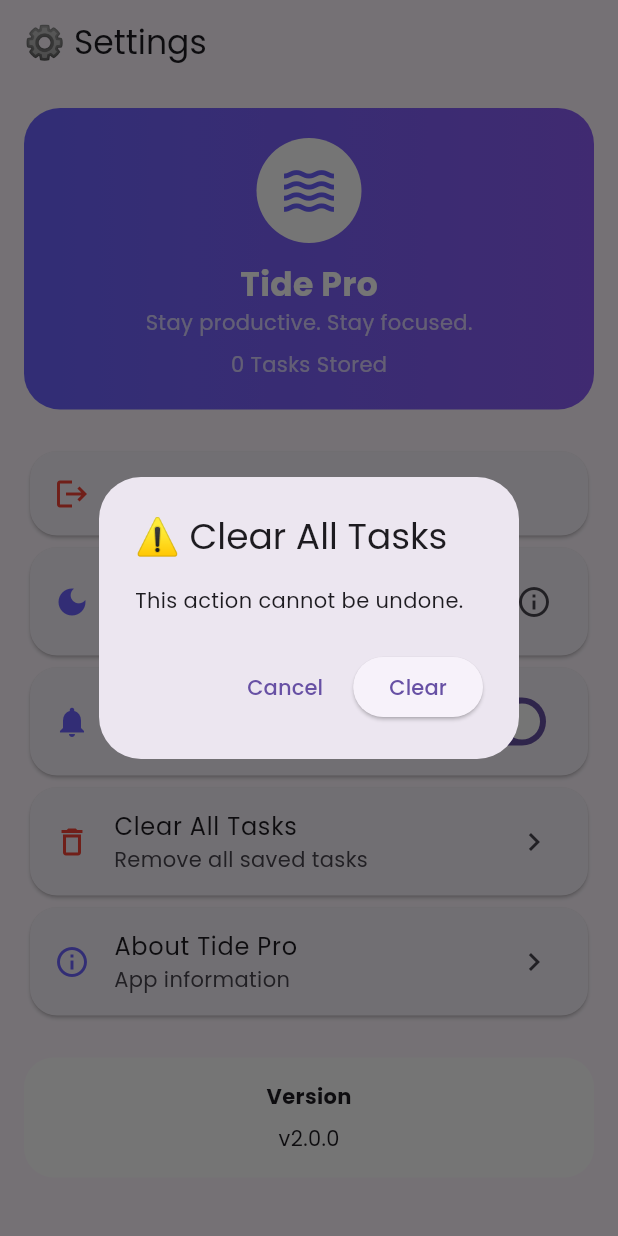
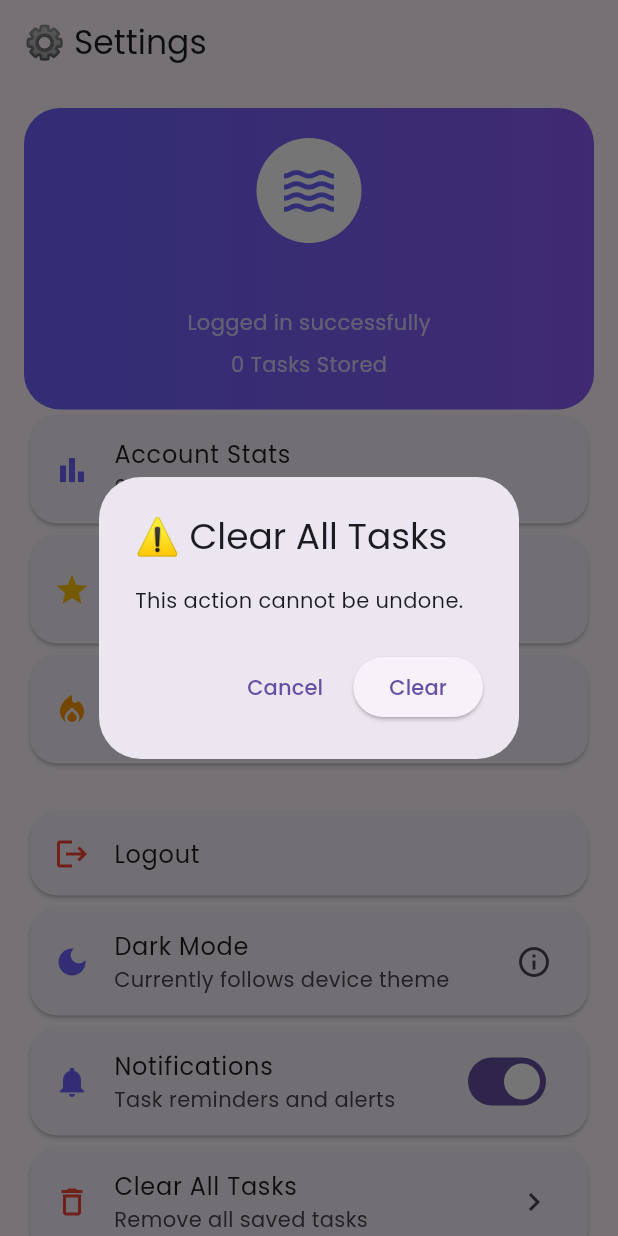
Before and after one commit to arssuru25-lang/tide-pro, a Flutter app: the SettingsScreen screen opened directly with empty values, after a tap on "Clear All Tasks", on a phone screen of 412 x 824 dp. Run offline on Flutter 3.47's test engine with Material 3 defaults, Android fonts, the phone set to English and light mode, and no system bars; our stand-ins replace animated_text_kit, cloud_firestore, firebase_auth, firebase_core, google_fonts, shared_preferences and 1 more; accounts and stored records are empty.

Commit message:
Production architecture complete

```diff
--- a/lib/screens/settings_screen.dart
+++ b/lib/screens/settings_screen.dart
@@ -1,7 +1,9 @@
 import 'package:flutter/material.dart';
 import '../models/task.dart';
 import '../services/auth_service.dart';
-
+import 'package:cloud_firestore/cloud_firestore.dart';
+import '../services/user_stats_service.dart';
+import 'package:firebase_auth/firebase_auth.dart';
 class SettingsScreen extends StatefulWidget {
   final List<Task> tasks;
   final VoidCallback onTasksCleared;
@@ -22,7 +24,7 @@
   @override
   Widget build(BuildContext context) {
     final isDark = Theme.of(context).brightness == Brightness.dark;
-
+final user = FirebaseAuth.instance.currentUser;
     return Scaffold(
       appBar: AppBar(
         title: const Text('⚙ Settings'),
@@ -53,16 +55,16 @@
                   ),
                 ),
                 const SizedBox(height: 12),
-                const Text(
-                  'Tide Pro',
-                  style: TextStyle(
+               Text(
+  user?.email ?? 'Tide User',
+  style: const TextStyle(
     color: Colors.white,
     fontSize: 22,
     fontWeight: FontWeight.bold,
   ),
 ),
                 const Text(
-                  'Stay productive. Stay focused.',
+  'Logged in successfully',
   style: TextStyle(
     color: Colors.white70,
   ),
@@ -76,6 +78,98 @@
                 ),
               ],
             ),
+          ),
+          StreamBuilder<QuerySnapshot>(
+  stream: FirebaseFirestore.instance
+      .collection('tasks')
+      .snapshots(),
+  builder: (context, snapshot) {
+    if (!snapshot.hasData) {
+      return const SizedBox();
+    }
+
+    final taskCount = snapshot.data!.docs.length;
+
+    return Card(
+      shape: RoundedRectangleBorder(
+        borderRadius: BorderRadius.circular(18),
+      ),
+      child: ListTile(
+        leading: const Icon(
+          Icons.bar_chart,
+          color: Color(0xFF6C63FF),
+        ),
+        title: const Text('Account Stats'),
+        subtitle: Text(
+          '$taskCount tasks created',
+        ),
+      ),
+    );
+
+  },
+),
+StreamBuilder(
+  stream: UserStatsService.statsStream(),
+  builder: (context, snapshot) {
+
+    if (!snapshot.hasData ||
+        snapshot.data!.data() == null) {
+      return const SizedBox();
+    }
+
+    final data =
+        snapshot.data!.data() as Map<String, dynamic>;
+
+    final xp = data['xp'] ?? 0;
+    final level = data['level'] ?? 1;
+
+    return Card(
+      shape: RoundedRectangleBorder(
+        borderRadius: BorderRadius.circular(18),
+      ),
+      child: ListTile(
+        leading: const Icon(
+          Icons.star,
+          color: Colors.amber,
+        ),
+        title: Text('XP: $xp'),
+        subtitle: Text('Level $level'),
+      ),
+    );
+  },
+),
+StreamBuilder(
+  stream: UserStatsService.statsStream(),
+  builder: (context, snapshot) {
+
+    if (!snapshot.hasData ||
+        snapshot.data!.data() == null) {
+      return const SizedBox();
+    }
+
+    final data =
+        snapshot.data!.data() as Map<String, dynamic>;
+
+    final streak = data['streak'] ?? 0;
+
+    return Card(
+      shape: RoundedRectangleBorder(
+        borderRadius: BorderRadius.circular(18),
+      ),
+      child: ListTile(
+        leading: const Icon(
+          Icons.local_fire_department,
+          color: Colors.orange,
+        ),
+        title: Text(
+          'Current Streak: $streak days',
+        ),
+        subtitle: const Text(
+          'Keep the momentum going!',
+        ),
+      ),
+    );
+  },
 ),
           const SizedBox(height: 24),
           Card(
--- /dev/null
+++ b/lib/services/user_stats_service.dart
@@ -0,0 +1,82 @@
+import 'package:cloud_firestore/cloud_firestore.dart';
+import 'package:firebase_auth/firebase_auth.dart';
+
+class UserStatsService {
+  static final _db = FirebaseFirestore.instance;
+
+  static String get uid =>
+      FirebaseAuth.instance.currentUser!.uid;
+
+  static Future<void> createUserIfNeeded() async {
+    final doc = _db.collection('users').doc(uid);
+
+    final snapshot = await doc.get();
+
+    if (!snapshot.exists) {
+      await doc.set({
+        'xp': 0,
+        'level': 1,
+        'streak': 0,
+      });
+    }
+  }
+
+  static Future<void> addXP(int amount) async {
+    final doc = _db.collection('users').doc(uid);
+
+    await doc.update({
+      'xp': FieldValue.increment(amount),
+    });
+  }
+
+  static Stream<DocumentSnapshot> statsStream() {
+    return _db.collection('users').doc(uid).snapshots();
+  }
+  static Future<void> updateStreak() async {
+  final doc = _db.collection('users').doc(uid);
+
+  final snapshot = await doc.get();
+
+  if (!snapshot.exists) return;
+
+  final data = snapshot.data()!;
+
+  final streak = data['streak'] ?? 0;
+  final lastDate = data['lastCompleted'];
+
+  final today = DateTime.now();
+
+  if (lastDate == null) {
+    await doc.update({
+      'streak': 1,
+      'lastCompleted': today.millisecondsSinceEpoch,
+    });
+
+    return;
+  }
+
+  final last =
+      DateTime.fromMillisecondsSinceEpoch(lastDate);
+
+  final difference =
+      today.difference(
+        DateTime(last.year, last.month, last.day),
+      ).inDays;
+
+  if (difference == 0) {
+    return;
+  }
+
+  if (difference == 1) {
+    await doc.update({
+      'streak': streak + 1,
+      'lastCompleted': today.millisecondsSinceEpoch,
+    });
+  } else {
+    await doc.update({
+      'streak': 1,
+      'lastCompleted': today.millisecondsSinceEpoch,
+    });
+  }
+}
+}
```
Also changed, not shown: lib/main.dart (+7 -6 lines), lib/screens/home_screen.dart (+6 -2 lines), lib/screens/welcome_screen.dart (+5 -5 lines), lib/services/auth_service.dart (+11 -4 lines). Lines whose indentation alone changed are shown as unchanged.
